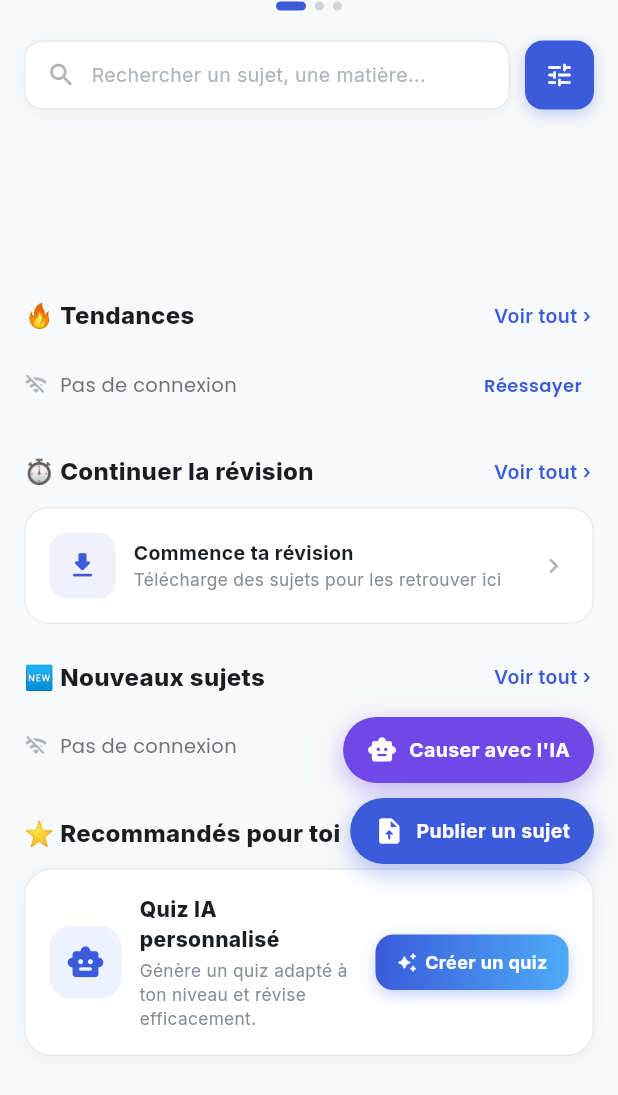
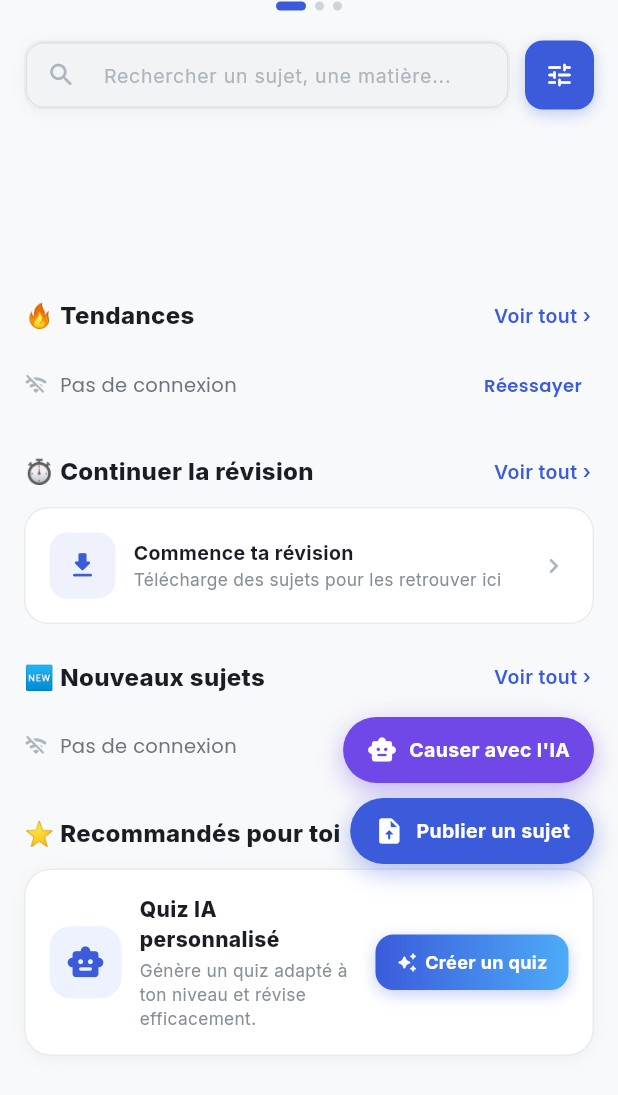
Before and after one commit to bit2025-kj/drift_code, a Flutter app: the HomeScreen screen opened directly, scrolled down 354 dp, on a phone screen of 412 x 824 dp. Shown: the top 1095 px of the screen. Run offline on Flutter 3.47's test engine with Material 3 defaults, Android fonts, the phone set to English and light mode, and no system bars; our stand-ins replace cached_network_image, connectivity_plus, dio, drift, file_picker, flutter_markdown and 7 more; missing offline and left inert: syncfusion_flutter_pdfviewer; accounts and stored records are empty; generated files the repository leaves out were written again; network calls fail.

Commit message:
Update home search bar to active TextField with print handler
Co-Authored-By: Claude Sonnet 4.6 <noreply@anthropic.com>

```diff
--- a/frontend/lib/screens/home/home_screen.dart
+++ b/frontend/lib/screens/home/home_screen.dart
@@ -180,7 +180,6 @@ class HomeScreen extends ConsumerWidget {
     );
   }
 
-  // ── Search (button → Banque) ──────────────────────────────────────────────────
 
 Widget _buildSearchRow(BuildContext context, WidgetRef ref) {
   return Padding(
@@ -188,47 +187,86 @@ class HomeScreen extends ConsumerWidget {
     child: Row(
       children: [
         Expanded(
-            child: GestureDetector(
-              onTap: () => ref.read(tabIndexProvider.notifier).state = 1,
           child: Container(
             height: 46,
             decoration: BoxDecoration(
               color: Colors.white,
               borderRadius: BorderRadius.circular(12),
-                  border: Border.all(color: const Color(0xFFE9ECEF)),
-                  boxShadow: [BoxShadow(color: Colors.black.withValues(alpha:0.04), blurRadius: 8, offset: const Offset(0, 2))],
+              border: Border.all(
+                color: const Color(0xFFE9ECEF),
               ),
-                child: Row(
-                  children: [
-                    const SizedBox(width: 14),
-                    const Icon(Icons.search_rounded, size: 20, color: Color(0xFFADB5BD)),
-                    const SizedBox(width: 10),
-                    Text(
-                      'Rechercher un sujet, une matière...',
-                      style: GoogleFonts.inter(fontSize: 13, color: const Color(0xFFADB5BD)),
+              boxShadow: [
+                BoxShadow(
+                  color: Colors.black.withValues(alpha: 0.04),
+                  blurRadius: 8,
+                  offset: const Offset(0, 2),
                 ),
               ],
+            ),
+            child: TextField(
+              onChanged: (value) {
+                // Ici tu peux gérer la recherche
+                print(value);
+
+                // Exemple Riverpod :
+                // ref.read(searchProvider.notifier).state = value;
+              },
+              decoration: InputDecoration(
+                hintText: 'Rechercher un sujet, une matière...',
+                hintStyle: GoogleFonts.inter(
+                  fontSize: 13,
+                  color: const Color(0xFFADB5BD),
+                ),
+                prefixIcon: const Icon(
+                  Icons.search_rounded,
+                  size: 20,
+                  color: Color(0xFFADB5BD),
+                ),
+                border: InputBorder.none,
+                contentPadding: const EdgeInsets.symmetric(
+                  vertical: 12,
+                ),
+              ),
+              style: GoogleFonts.inter(
+                fontSize: 14,
+                color: Colors.black87,
               ),
             ),
           ),
         ),
+
         const SizedBox(width: 10),
+
         GestureDetector(
-            onTap: () => ref.read(tabIndexProvider.notifier).state = 1,
+          onTap: () {
+            ref.read(tabIndexProvider.notifier).state = 1;
+          },
           child: Container(
-              width: 46, height: 46,
+            width: 46,
+            height: 46,
             decoration: BoxDecoration(
               color: AppColors.primary,
               borderRadius: BorderRadius.circular(12),
-                boxShadow: [BoxShadow(color: AppColors.primary.withValues(alpha:0.3), blurRadius: 8, offset: const Offset(0, 3))],
+              boxShadow: [
+                BoxShadow(
+                  color: AppColors.primary.withValues(alpha: 0.3),
+                  blurRadius: 8,
+                  offset: const Offset(0, 3),
                 ),
-              child: const Icon(Icons.tune_rounded, color: Colors.white, size: 20),
+              ],
+            ),
+            child: const Icon(
+              Icons.tune_rounded,
+              color: Colors.white,
+              size: 20,
+            ),
           ),
         ),
       ],
     ),
   );
 }
+
 
   // ── Categories (Primaire, Collège…) → Banque with level filter ───────────────
 
```
Lines whose indentation alone changed are shown as unchanged.
